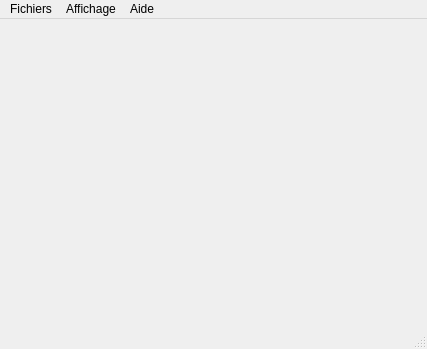
Qt form qtvsplayer.ui (surfzoid/QtVsPlayer) before a commit.
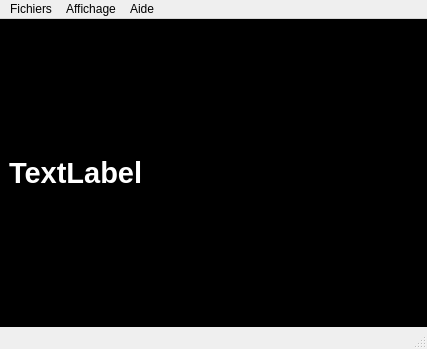
The same form after that commit.

Diff of the .ui file:
```diff
--- a/qtvsplayer.ui
+++ b/qtvsplayer.ui
@@ -32,10 +32,132 @@
    <string>QtVsPlayer</string>
   </property>
   <widget class="QWidget" name="centralwidget">
+   <property name="palette">
+    <palette>
+     <active>
+      <colorrole role="Base">
+       <brush brushstyle="SolidPattern">
+        <color alpha="255">
+         <red>255</red>
+         <green>255</green>
+         <blue>255</blue>
+        </color>
+       </brush>
+      </colorrole>
+      <colorrole role="Window">
+       <brush brushstyle="SolidPattern">
+        <color alpha="255">
+         <red>0</red>
+         <green>0</green>
+         <blue>0</blue>
+        </color>
+       </brush>
+      </colorrole>
+     </active>
+     <inactive>
+      <colorrole role="Base">
+       <brush brushstyle="SolidPattern">
+        <color alpha="255">
+         <red>255</red>
+         <green>255</green>
+         <blue>255</blue>
+        </color>
+       </brush>
+      </colorrole>
+      <colorrole role="Window">
+       <brush brushstyle="SolidPattern">
+        <color alpha="255">
+         <red>0</red>
+         <green>0</green>
+         <blue>0</blue>
+        </color>
+       </brush>
+      </colorrole>
+     </inactive>
+     <disabled>
+      <colorrole role="Base">
+       <brush brushstyle="SolidPattern">
+        <color alpha="255">
+         <red>0</red>
+         <green>0</green>
+         <blue>0</blue>
+        </color>
+       </brush>
+      </colorrole>
+      <colorrole role="Window">
+       <brush brushstyle="SolidPattern">
+        <color alpha="255">
+         <red>0</red>
+         <green>0</green>
+         <blue>0</blue>
+        </color>
+       </brush>
+      </colorrole>
+     </disabled>
+    </palette>
+   </property>
    <property name="autoFillBackground">
     <bool>true</bool>
    </property>
-   <layout class="QHBoxLayout" name="horizontalLayout"/>
+   <layout class="QHBoxLayout" name="horizontalLayout">
+    <item>
+     <widget class="QLabel" name="FsDisplay">
+      <property name="palette">
+       <palette>
+        <active>
+         <colorrole role="WindowText">
+          <brush brushstyle="SolidPattern">
+           <color alpha="255">
+            <red>255</red>
+            <green>255</green>
+            <blue>255</blue>
+           </color>
+          </brush>
+         </colorrole>
+        </active>
+        <inactive>
+         <colorrole role="WindowText">
+          <brush brushstyle="SolidPattern">
+           <color alpha="255">
+            <red>255</red>
+            <green>255</green>
+            <blue>255</blue>
+           </color>
+          </brush>
+         </colorrole>
+        </inactive>
+        <disabled>
+         <colorrole role="WindowText">
+          <brush brushstyle="SolidPattern">
+           <color alpha="255">
+            <red>190</red>
+            <green>190</green>
+            <blue>190</blue>
+           </color>
+          </brush>
+         </colorrole>
+        </disabled>
+       </palette>
+      </property>
+      <property name="font">
+       <font>
+        <pointsize>22</pointsize>
+        <weight>75</weight>
+        <bold>true</bold>
+       </font>
+      </property>
+      <property name="text">
+       <string>TextLabel</string>
+      </property>
+      <property name="textFormat">
+       <enum>Qt::AutoText</enum>
+      </property>
+      <property name="wordWrap">
+       <bool>true</bool>
+      </property>
+     </widget>
+    </item>
+   </layout>
   </widget>
   <widget class="QMenuBar" name="menubar">
    <property name="geometry">
```
Left out of the diff: 8 changed lines with no effect on the pictures.
